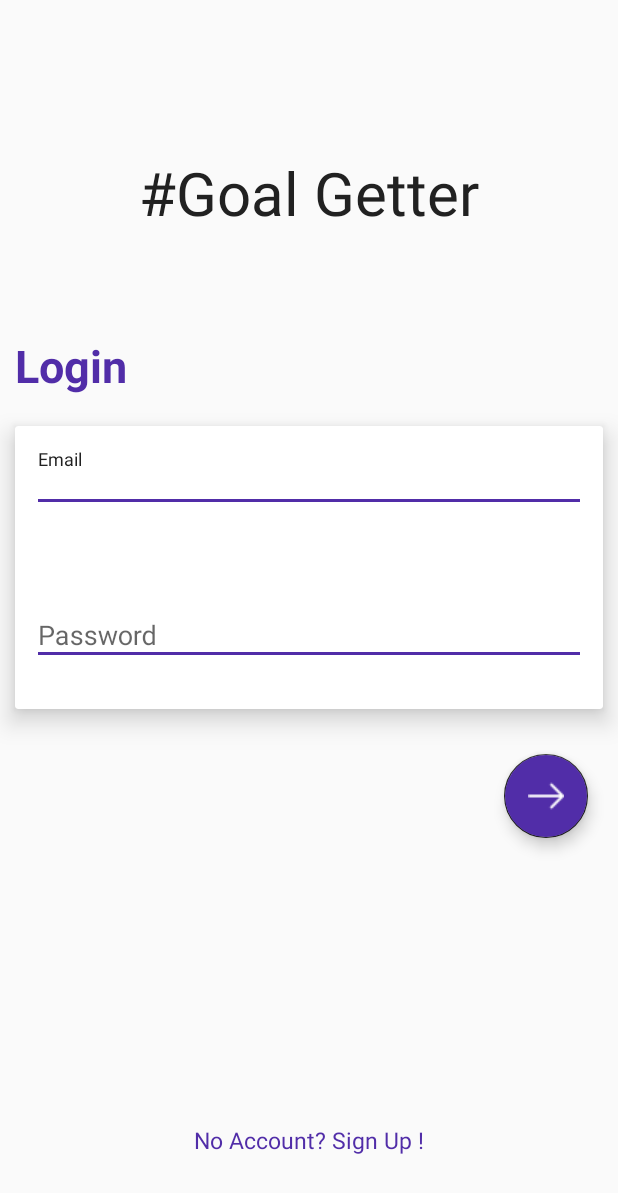
After one commit to sai-sondarkar/GoalSetter, an Android app: the LoginActivity screen opened directly, with no data from a screen before it, on a phone screen of 412 x 824 dp. The commit adds this screen. Shown: the top 1193 px of the screen. Run offline under Robolectric (Android 15) with nearby library versions, the phone set to English and light mode, and no system bars; our stand-ins replace Firebase (no records; nobody signed in at launch, a user with empty details on screens opened directly); 1 statement that could not run was skipped.

Commit message:
Added Login & Signup

```diff
--- a/app/src/main/AndroidManifest.xml
+++ b/app/src/main/AndroidManifest.xml
@@ -16,6 +16,9 @@
                 <category android:name="android.intent.category.LAUNCHER" />
             </intent-filter>
         </activity>
+        <activity android:name=".LoginActivity" />
+        <activity android:name=".HomeActivity" />
+        <activity android:name=".SignupActivity"></activity>
     </application>
 
 </manifest>
--- /dev/null
+++ b/app/src/main/java/edu/itm/goalgetter/LoginActivity.java
@@ -0,0 +1,97 @@
+package edu.itm.goalgetter;
+
+import android.content.Intent;
+import android.support.annotation.NonNull;
+import android.support.v7.app.AlertDialog;
+import android.support.v7.app.AppCompatActivity;
+import android.os.Bundle;
+import android.util.Log;
+import android.view.View;
+import android.widget.EditText;
+import android.widget.Toast;
+
+import com.google.android.gms.tasks.OnCompleteListener;
+import com.google.android.gms.tasks.Task;
+import com.google.firebase.auth.AuthResult;
+import com.google.firebase.auth.FirebaseAuth;
+import com.google.firebase.auth.FirebaseUser;
+
+public class LoginActivity extends AppCompatActivity {
+
+    private FirebaseAuth mAuth;
+    EditText email,password;
+    private String TAG = "LoginActivity";
+    AlertDialog alertDialog;
+
+    @Override
+    protected void onCreate(Bundle savedInstanceState) {
+        super.onCreate(savedInstanceState);
+        setContentView(R.layout.activity_login);
+
+        mAuth = FirebaseAuth.getInstance();
+        email = (EditText) findViewById(R.id.email_et);
+        password = (EditText) findViewById(R.id.password_et);
+        dialog();
+    }
+
+    public void login(View view){
+        alertDialog.show();
+
+        mAuth.signInWithEmailAndPassword(email.getText().toString(), password.getText().toString())
+                .addOnCompleteListener(this, new OnCompleteListener<AuthResult>() {
+                    @Override
+                    public void onComplete(@NonNull Task<AuthResult> task) {
+                        if (task.isSuccessful()) {
+                            // Sign in success, update UI with the signed-in user's information
+                            Log.d(TAG, "signInWithEmail:success");
+                            FirebaseUser user = mAuth.getCurrentUser();
+                            updateUI(user);
+                        } else {
+                            // If sign in fails, display a message to the user.
+                            Log.w(TAG, "signInWithEmail:failure", task.getException());
+                            Toast.makeText(getApplicationContext(), "Authentication failed.", Toast.LENGTH_SHORT).show();
+                            updateUI(null);
+                        }
+                    }
+                });
+    }
+
+
+    public void dialog(){
+        AlertDialog.Builder alertDialogBuilder = new AlertDialog.Builder(this);
+        alertDialogBuilder.setMessage("Signing you in...");
+//                alertDialogBuilder.setPositiveButton("yes",
+//                        new DialogInterface.OnClickListener() {
+//                            @Override
+//                            public void onClick(DialogInterface arg0, int arg1) {
+//                                Toast.makeText(LoginActivity.this,"You clicked yes button",Toast.LENGTH_LONG).show();
+//                            }
+//                        });
+
+
+        alertDialog = alertDialogBuilder.create();
+
+    }
+
+    @Override
+    public void onStart() {
+        super.onStart();
+        // Check if user is signed in (non-null) and update UI accordingly.
+        FirebaseUser currentUser = mAuth.getCurrentUser();
+        updateUI(currentUser);
+
+    }
+
+    public void updateUI(FirebaseUser user){
+
+        if(user!=null){
+            Intent intent = new Intent(getApplicationContext(),HomeActivity.class);
+            startActivity(intent);
+            if(alertDialog.isShowing()){
+                alertDialog.dismiss();
+            }
+
+            finish();
+        }
+    }
+}
--- /dev/null
+++ b/app/src/main/res/drawable/ed.xml
@@ -0,0 +1,7 @@
+<layer-list xmlns:android="http://schemas.android.com/apk/res/android">
+    <item android:top="23.0dp">
+        <shape >
+            <solid android:color="@color/colorPrimary"  />
+        </shape>
+    </item>
+</layer-list>
--- /dev/null
+++ b/app/src/main/res/drawable/gradient_splash.xml
@@ -0,0 +1,6 @@
+<?xml version="1.0" encoding="utf-8"?>
+<shape xmlns:android="http://schemas.android.com/apk/res/android">
+    <gradient android:angle="270" android:endColor="@color/colorPrimary" android:startColor="@color/colorPrimaryDark" />
+
+    />
+</shape>
--- /dev/null
+++ b/app/src/main/res/layout/activity_login.xml
@@ -0,0 +1,153 @@
+<?xml version="1.0" encoding="utf-8"?>
+<RelativeLayout xmlns:android="http://schemas.android.com/apk/res/android"
+    xmlns:app="http://schemas.android.com/apk/res-auto"
+    xmlns:tools="http://schemas.android.com/tools"
+    android:layout_width="match_parent"
+    android:layout_height="match_parent"
+    android:gravity="center"
+    >
+
+
+    <TextView
+        android:id="@+id/logo"
+        android:layout_width="match_parent"
+        android:layout_height="150dp"
+        android:text="#Goal Getter"
+        android:textColor="@color/colorAccent"
+        android:gravity="center"
+        android:fontFamily="sans-serif"
+        android:textSize="40sp"
+        android:scaleType="centerCrop"
+        android:paddingRight="50dp"
+        android:layout_marginTop="20dp"
+        android:paddingLeft="50dp"
+        android:layout_above="@+id/name"
+        />
+
+    <TextView
+        android:layout_above="@+id/card"
+        android:layout_marginTop="10dp"
+        android:id="@+id/name"
+        android:layout_centerHorizontal="true"
+        android:layout_width="match_parent"
+        android:layout_height="wrap_content"
+        android:layout_gravity="center"
+        android:gravity="left"
+        android:padding="10dp"
+        android:textSize="30dp"
+        android:textStyle="bold"
+        android:textColor="@color/colorPrimary"
+        android:text="Login "/>
+
+    <android.support.v7.widget.CardView
+        xmlns:android="http://schemas.android.com/apk/res/android"
+        android:layout_weight="1"
+        android:elevation="10dp"
+        android:layout_width="match_parent"
+        android:layout_height="wrap_content"
+        app:cardElevation="10dp"
+        android:layout_centerInParent="true"
+        android:id="@+id/card"
+        android:layout_marginLeft="10dp"
+        android:layout_marginTop="10dp"
+        android:layout_marginRight="10dp"
+        android:layout_marginBottom="10dp"
+        android:padding="10dp"
+        >
+
+        <LinearLayout
+            android:layout_width="fill_parent"
+            android:orientation="vertical"
+            android:id="@+id/edittext"
+            android:layout_height="wrap_content">
+
+
+            <android.support.design.widget.TextInputLayout
+                android:id="@+id/email_il"
+                android:layout_width="match_parent"
+                android:textColor="@color/colorPrimary"
+                android:padding="15dp"
+                android:textAppearance="?android:attr/textAppearanceMedium"
+                android:layout_height="wrap_content"
+                app:errorEnabled="true"
+                >
+
+                <EditText
+                    android:id="@+id/email_et"
+                    android:textColor="@color/colorPrimary"
+                    android:layout_width="match_parent"
+                    android:layout_height="wrap_content"
+                    android:hint="Email"
+                    android:textColorHint="@color/colorPrimary"
+                    android:inputType="textEmailAddress"
+                    android:background="@drawable/ed"
+                    android:singleLine="true"
+                    android:textAppearance="?android:attr/textAppearanceMedium"
+                    android:imeOptions="actionNext"
+                    />
+
+            </android.support.design.widget.TextInputLayout>
+
+            <android.support.design.widget.TextInputLayout
+                android:id="@+id/password_il"
+                android:layout_width="match_parent"
+                android:layout_marginTop="15dp"
+                android:textColor="@color/colorPrimary"
+                android:padding="15dp"
+                android:textAppearance="?android:attr/textAppearanceMedium"
+                android:layout_height="wrap_content"
+                app:errorEnabled="true"
+                >
+
+                <EditText
+                    android:id="@+id/password_et"
+                    android:textColor="@color/colorPrimary"
+                    android:layout_width="match_parent"
+                    android:layout_height="wrap_content"
+                    android:hint="Password"
+                    android:background="@drawable/ed"
+                    android:textColorHint="@color/colorPrimary"
+                    android:inputType="textPassword"
+                    android:textAppearance="?android:attr/textAppearanceMedium"
+                    android:singleLine="true"
+                    android:imeOptions="actionDone"
+                    />
+
+            </android.support.design.widget.TextInputLayout>
+        </LinearLayout>
+
+    </android.support.v7.widget.CardView>
+
+
+
+    <android.support.design.widget.FloatingActionButton
+        android:id="@+id/fab"
+        android:layout_below="@+id/card"
+        android:foregroundGravity="right"
+        android:layout_alignParentRight="true"
+        android:layout_width="wrap_content"
+        android:onClick="login"
+        android:clickable="true"
+        android:layout_height="wrap_content"
+        android:layout_gravity="bottom|end"
+        android:backgroundTint="@color/colorPrimary"
+        android:elevation="10dp"
+        android:layout_margin="20dp"
+        android:adjustViewBounds="true"
+        android:src="@drawable/rightarrow" />
+
+    <TextView
+        android:id="@+id/signup_btn"
+        android:gravity="center"
+        android:textAppearance="?android:attr/textAppearanceMedium"
+        android:textColor="@color/colorPrimary"
+        android:text="No Account? Sign Up !"
+        android:layout_width="match_parent"
+        android:textSize="15sp"
+
+        android:layout_marginBottom="20dp"
+        android:layout_height="wrap_content"
+        android:layout_alignParentBottom="true"
+        android:layout_alignParentLeft="true"
+        android:layout_alignParentStart="true" />
+</RelativeLayout>
--- a/app/src/main/res/values/colors.xml
+++ b/app/src/main/res/values/colors.xml
@@ -1,6 +1,6 @@
 <?xml version="1.0" encoding="utf-8"?>
 <resources>
-    <color name="colorPrimary">#3F51B5</color>
-    <color name="colorPrimaryDark">#303F9F</color>
-    <color name="colorAccent">#FF4081</color>
+    <color name="colorPrimary">#512DA8</color>
+    <color name="colorPrimaryDark">#311B92</color>
+    <color name="colorAccent">#212121</color>
 </resources>
--- a/build.gradle
+++ b/build.gradle
@@ -12,6 +12,7 @@ buildscript {
 
         // NOTE: Do not place your application dependencies here; they belong
         // in the individual module build.gradle files
+        classpath 'com.google.gms:google-services:3.1.1'
     }
 }
 
```
Also changed, not shown: app/build.gradle (+11 -3 lines), app/src/main/java/edu/itm/goalgetter/HomeActivity.java (added, +13 -0 lines), app/src/main/java/edu/itm/goalgetter/SignupActivity.java (added, +13 -0 lines), app/src/main/java/edu/itm/goalgetter/SplashActivity.java (+62 -0 lines), app/src/main/res/layout/activity_home.xml (added, +9 -0 lines), app/src/main/res/layout/activity_signup.xml (added, +172 -0 lines), app/src/main/res/layout/activity_splash.xml (+7 -7 lines), app/src/main/assets/fonts/SinkinSans-400Regular.otf (added), app/src/main/assets/fonts/SinkinSans-600SemiBold.otf (added), app/src/main/assets/fonts/SinkinSans-700Bold.otf (added), app/src/main/res/drawable/logo.png (added), app/src/main/res/drawable/rightarrow.png (added), app/src/main/res/drawable/trophy.png (added), 1 other file.
